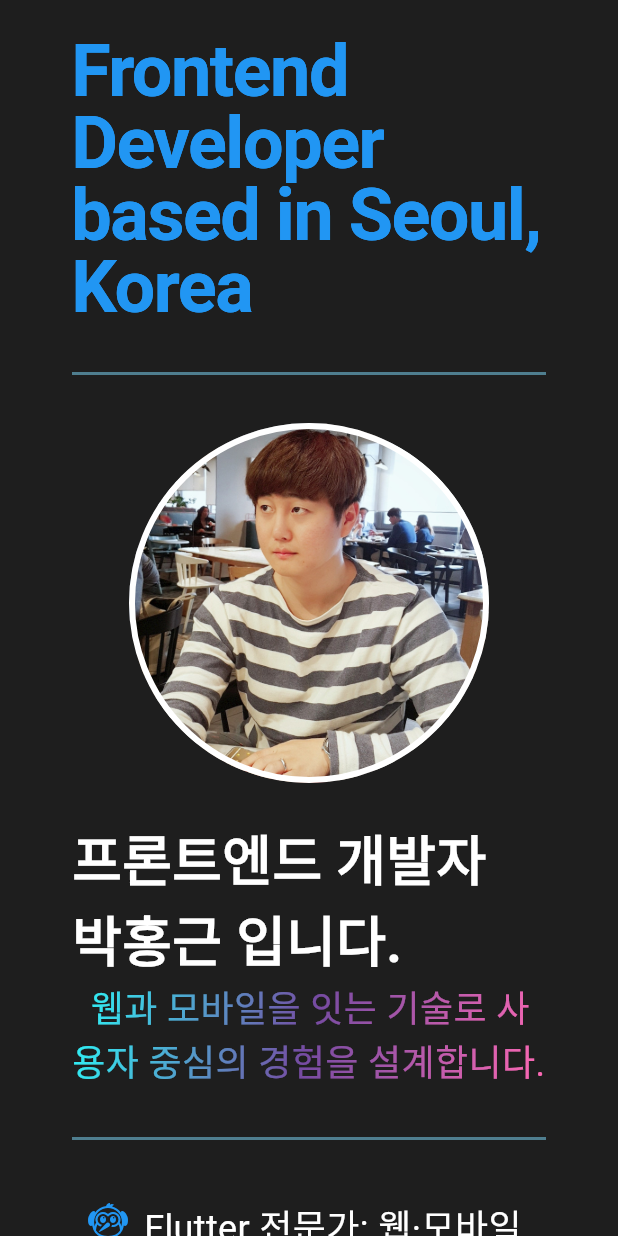
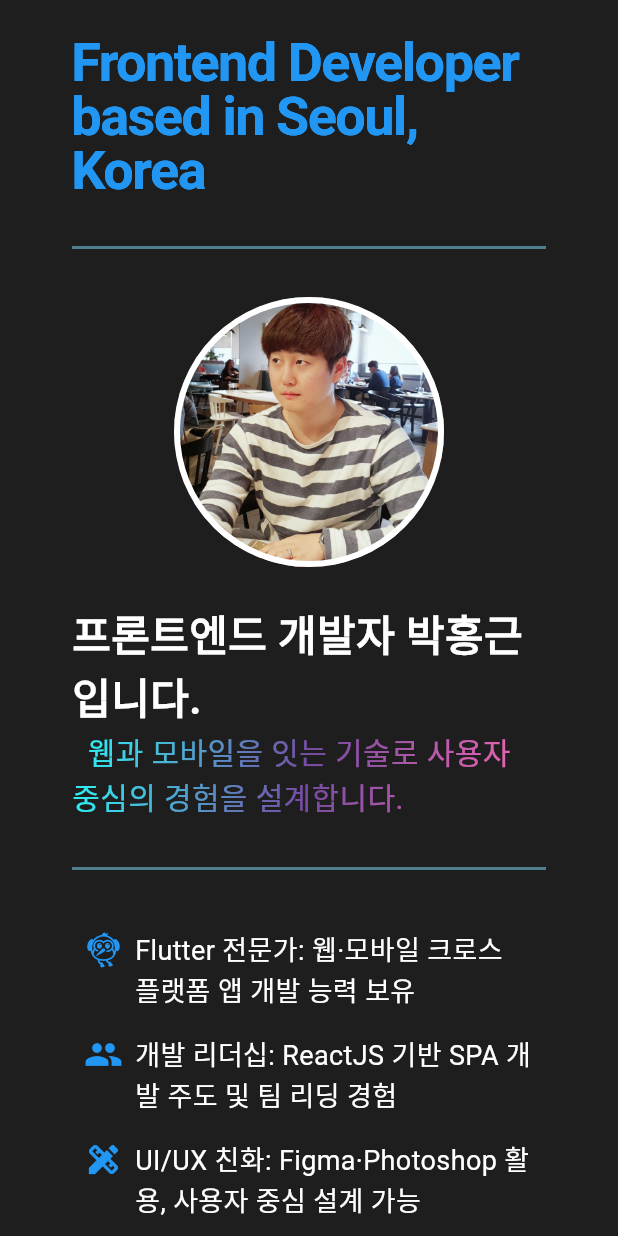
Before and after one commit to HonkenPark/honken_portfolio, a Flutter app: the HomeScreen screen opened directly, on a phone screen of 412 x 824 dp. Run offline on Flutter 3.47's test engine with Material 3 defaults, Android fonts, the phone set to English and light mode, and no system bars; drawn by our look-alikes of flutter_animate; our stand-ins replace fluttertoast, get, responsive_framework.

Commit message:
FEAT(Home): Apply Responsive

```diff
--- a/lib/controllers/home_controller.dart
+++ b/lib/controllers/home_controller.dart
@@ -1,6 +1,7 @@
 import 'package:flutter/material.dart';
 import 'package:get/get.dart';
 import 'package:flutter_animate/flutter_animate.dart';
+import 'package:responsive_framework/responsive_framework.dart';
 
 class HomeController extends GetxController {
   Widget get hr => Padding(
@@ -12,110 +13,68 @@ class HomeController extends GetxController {
         ).animate().scale(duration: 600.ms, alignment: Alignment.centerLeft),
       );
 
-  List<Widget> infoItems = [
-    Container(
+  List<Widget> generateInfoItems(BuildContext context) {
+    final isDesktop = ResponsiveBreakpoints.of(context).largerThan(TABLET);
+
+    return [
+      _infoItem(
+        context,
+        icon: Icons.flutter_dash,
+        text: 'Flutter 전문가: 웹·모바일 크로스 플랫폼 앱 개발 능력 보유',
+        // text: 'Flutter Expert: Extensive experience in cross-platform web and mobile app development.',
+        fontSize: isDesktop ? 24.0 : 18.0,
+      ),
+      _infoItem(
+        context,
+        icon: Icons.group,
+        text: '개발 리더십: ReactJS 기반 SPA 개발 주도 및 팀 리딩 경험',
+        // text: 'Development Leadership: ReactJS-based SPA development leadership and team leading experience',
+        fontSize: isDesktop ? 24.0 : 18.0,
+      ),
+      _infoItem(
+        context,
+        icon: Icons.design_services,
+        text: 'UI/UX 친화: Figma·Photoshop 활용, 사용자 중심 설계 가능',
+        // text: 'UI/UX Strength: Proficient in Figma and Photoshop for user-centered design.',
+        fontSize: isDesktop ? 24.0 : 18.0,
+      ),
+      _infoItem(
+        context,
+        icon: Icons.integration_instructions,
+        text: '다양한 기술 경험: 넓은 개발 스펙트럼을 통한 문제 해결 능력 보유',
+        // text: 'Extensive Technical Experience: Broad development spectrum with diverse technical expertise',
+        fontSize: isDesktop ? 24.0 : 18.0,
+      ),
+    ].animate(interval: 700.ms).fadeIn(duration: 800.ms, delay: 500.ms);
+  }
+
+  Widget _infoItem(BuildContext context, {required IconData icon, required String text, required double fontSize}) {
+    final isDesktop = ResponsiveBreakpoints.of(context).largerThan(TABLET);
+
+    return Container(
       padding: const EdgeInsets.all(8.0),
       color: Colors.transparent,
-      child: const Row(
+      child: Row(
         mainAxisAlignment: MainAxisAlignment.center,
         crossAxisAlignment: CrossAxisAlignment.start,
         children: [
           Icon(
-            Icons.flutter_dash,
+            icon,
             color: Colors.blue,
-            size: 32.0,
+            size: isDesktop ? 32.0 : 26.0,
           ),
-          SizedBox(width: 8.0),
+          const SizedBox(width: 8.0),
           Flexible(
             child: Text(
-              'Flutter 전문가: 웹·모바일 크로스 플랫폼 앱 개발 능력 보유',
-              // 'Flutter Expert: Extensive experience in cross-platform web and mobile app development.',
+              text,
               style: TextStyle(
-                fontSize: 24.0,
+                fontSize: fontSize,
                 color: Colors.white,
               ),
             ),
           ),
         ],
       ),
-    ),
-    Container(
-      padding: const EdgeInsets.all(8.0),
-      color: Colors.transparent,
-      child: const Row(
-        mainAxisAlignment: MainAxisAlignment.center,
-        crossAxisAlignment: CrossAxisAlignment.start,
-        children: [
-          Icon(
-            Icons.group,
-            color: Colors.blue,
-            size: 32.0,
-          ),
-          SizedBox(width: 8.0),
-          Flexible(
-            child: Text(
-              '개발 리더십: ReactJS 기반 SPA 개발 주도 및 팀 리딩 경험',
-              // 'Development Leadership: ReactJS-based SPA development leadership and team leading experience',
-              style: TextStyle(
-                fontSize: 24.0,
-                color: Colors.white,
-              ),
-            ),
-          ),
-        ],
-      ),
-    ),
-    Container(
-      padding: const EdgeInsets.all(8.0),
-      color: Colors.transparent,
-      child: const Row(
-        mainAxisAlignment: MainAxisAlignment.center,
-        crossAxisAlignment: CrossAxisAlignment.start,
-        children: [
-          Icon(
-            Icons.design_services,
-            color: Colors.blue,
-            size: 32.0,
-          ),
-          SizedBox(width: 8.0),
-          Flexible(
-            child: Text(
-              'UI/UX 친화: Figma·Photoshop 활용, 사용자 중심 설계 가능',
-              // 'UI/UX Strength: Proficient in Figma and Photoshop for user-centered design.',
-              style: TextStyle(
-                fontSize: 24.0,
-                color: Colors.white,
-              ),
-            ),
-          ),
-        ],
-      ),
-    ),
-    Container(
-      padding: const EdgeInsets.all(8.0),
-      color: Colors.transparent,
-      child: const Row(
-        mainAxisAlignment: MainAxisAlignment.center,
-        crossAxisAlignment: CrossAxisAlignment.start,
-        children: [
-          Icon(
-            Icons.integration_instructions,
-            color: Colors.blue,
-            size: 32.0,
-          ),
-          SizedBox(width: 8.0),
-          Flexible(
-            child: Text(
-              '다양한 기술 경험: 넓은 개발 스펙트럼을 통한 문제 해결 능력 보유',
-              // 'Extensive Technical Experience: Broad development spectrum with diverse technical expertise',
-              style: TextStyle(
-                fontSize: 24.0,
-                color: Colors.white,
-              ),
-            ),
-          ),
-        ],
-      ),
-    ),
-  ].animate(interval: 700.ms).fadeIn(duration: 800.ms, delay: 500.ms);
+    );
+  }
 }
--- a/lib/views/home_screen.dart
+++ b/lib/views/home_screen.dart
@@ -2,6 +2,7 @@ import 'package:flutter/material.dart';
 import 'package:flutter_animate/flutter_animate.dart';
 import 'package:get/get.dart';
 import 'package:honken_portfolio/controllers/home_controller.dart';
+import 'package:responsive_framework/responsive_framework.dart';
 
 class HomeScreen extends StatelessWidget {
   const HomeScreen({super.key});
@@ -9,6 +10,8 @@ class HomeScreen extends StatelessWidget {
   @override
   Widget build(BuildContext context) {
     final homeController = Get.put(HomeController());
+    final isDesktop = ResponsiveBreakpoints.of(context).largerThan(TABLET);
+
     return Scaffold(
       backgroundColor: const Color(0xFF1E1E1E),
       body: Padding(
@@ -19,21 +22,21 @@ class HomeScreen extends StatelessWidget {
             Stack(
               alignment: Alignment.center,
               children: [
-                const Text(
+                Text(
                   'Frontend Developer based in Seoul, Korea',
                   style: TextStyle(
                     fontWeight: FontWeight.bold,
-                    fontSize: 48.0,
+                    fontSize: isDesktop ? 48.0 : 36.0,
                     color: Colors.blue,
                     height: 1.0,
                     letterSpacing: -1.0,
                   ),
                 ),
-                const Text(
+                Text(
                   'Frontend Developer based in Seoul, Korea',
                   style: TextStyle(
                     fontWeight: FontWeight.bold,
-                    fontSize: 48.0,
+                    fontSize: isDesktop ? 48.0 : 36.0,
                     color: Colors.blue,
                     height: 1.0,
                     letterSpacing: -1.0,
@@ -45,8 +48,8 @@ class HomeScreen extends StatelessWidget {
             Column(
               children: [
                 Container(
-                  width: 240,
-                  height: 240,
+                  width: isDesktop ? 240 : 180,
+                  height: isDesktop ? 240 : 180,
                   decoration: BoxDecoration(
                     shape: BoxShape.circle,
                     border: Border.all(
@@ -60,11 +63,11 @@ class HomeScreen extends StatelessWidget {
                   ),
                 ),
                 const SizedBox(height: 24.0),
-                const Text(
+                Text(
                   '프론트엔드 개발자 박홍근 입니다.',
                   // 'Honken Park',
                   style: TextStyle(
-                    fontSize: 36.0,
+                    fontSize: isDesktop ? 36.0 : 28.0,
                     fontWeight: FontWeight.bold,
                     color: Colors.white,
                   ),
@@ -79,11 +82,11 @@ class HomeScreen extends StatelessWidget {
                     begin: Alignment.topLeft,
                     end: Alignment.bottomRight,
                   ).createShader(bounds),
-                  child: const Text(
+                  child: Text(
                     '  웹과 모바일을 잇는 기술로 사용자 중심의 경험을 설계합니다.  ',
                     // '  Bridging web and mobile with technology, designing user-first solutions  ',
                     style: TextStyle(
-                      fontSize: 24.0,
+                      fontSize: isDesktop ? 24.0 : 20.0,
                       fontWeight: FontWeight.normal,
                       color: Colors.white,
                     ),
@@ -95,7 +98,7 @@ class HomeScreen extends StatelessWidget {
             Center(
               child: Column(
                 crossAxisAlignment: CrossAxisAlignment.center,
-                children: [...homeController.infoItems],
+                children: homeController.generateInfoItems(context),
               ),
             ),
           ],
```
